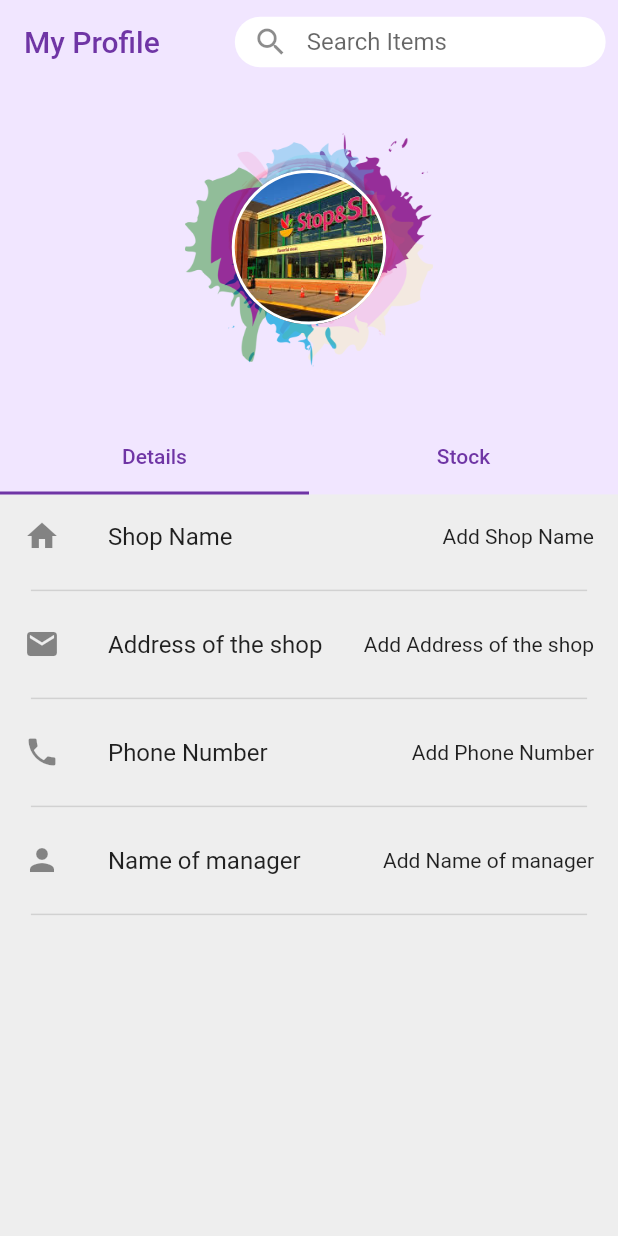
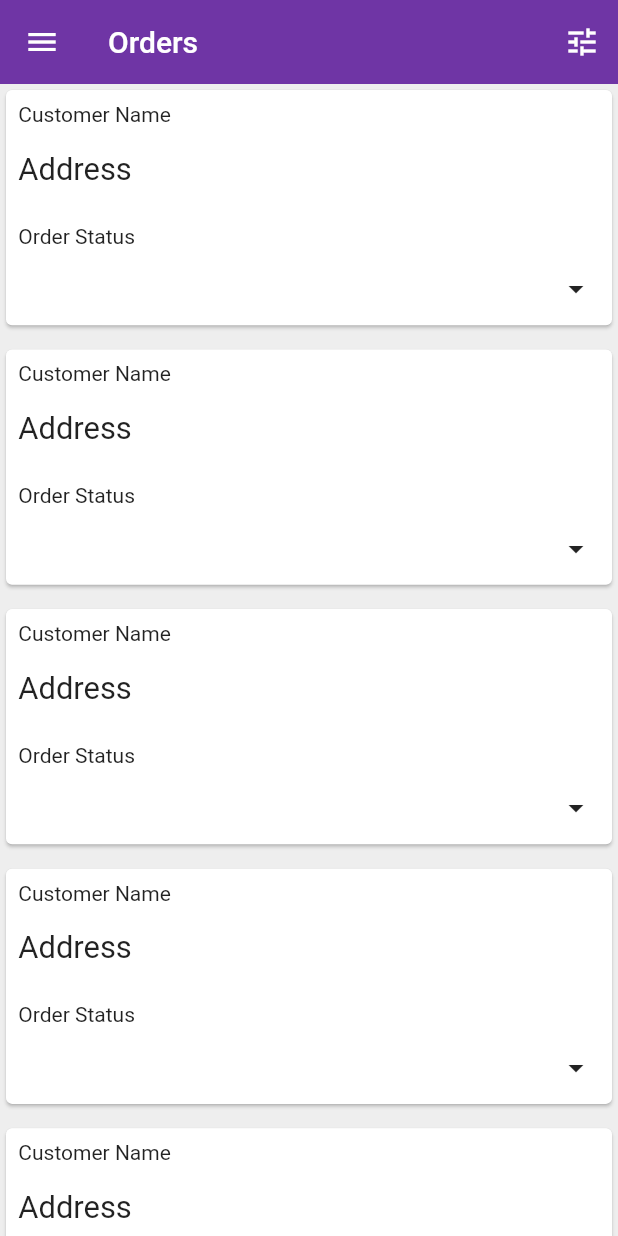
Before and after one commit to ayugupt/store, a Flutter app: the screen it shows after launch, on a phone screen of 412 x 824 dp. Run offline on Flutter 3.47's test engine with Material 2 defaults, Android fonts, the phone set to English and light mode, and no system bars; our stand-ins replace cloud_firestore, firebase_analytics, firebase_auth, flutter_svg, google_sign_in, rxdart; accounts and stored records are empty.

Commit message:
Added basic HomePage UI

```diff
--- a/lib/main.dart
+++ b/lib/main.dart
@@ -3,6 +3,7 @@ import 'package:flutter_auth/Screens/Welcome/welcome_screen.dart';
 import 'package:flutter_auth/constants.dart';
 import 'listview.dart';
 import 'package:flutter_auth/pages/profilepage.dart';
+import 'package:flutter_auth/pages/homepage.dart';
 
 void main() => runApp(MyApp());
 
@@ -17,7 +18,6 @@ class MyApp extends StatelessWidget {
           primaryColor: kPrimaryColor,
           scaffoldBackgroundColor: Colors.white,
         ),
-      home: Profile(),
-    );
+        home: HomePage());
   }
 }
--- /dev/null
+++ b/lib/pages/homepage.dart
@@ -0,0 +1,211 @@
+import 'package:flutter/material.dart';
+import 'package:flutter_auth/constants.dart';
+import 'package:flutter_auth/pages/profilepage.dart';
+
+class HomePage extends StatefulWidget {
+  HomePageState createState() => HomePageState();
+}
+
+class HomePageState extends State<HomePage> with TickerProviderStateMixin {
+  //bool showMore = false;
+  List<bool> showMore = new List<bool>();
+
+  Tween<double> tween;
+
+  int orders = 6;
+  List<AnimationController> controllers = new List<AnimationController>();
+  List<Animation> animations = new List<Animation>();
+
+  @override
+  void initState() {
+    tween = new Tween<double>(begin: 0, end: 0.1);
+
+    for (int i = 0; i < orders; i++) {
+      showMore.add(false);
+    }
+
+    for (int i = 0; i < orders; i++) {
+      controllers.add(AnimationController(
+          vsync: this, duration: Duration(milliseconds: 200)));
+    }
+
+    for (int i = 0; i < orders; i++) {
+      animations.add(tween.animate(controllers[i]));
+    }
+    for (int i = 0; i < animations.length; i++) {
+      animations[i].addListener(() {
+        setState(() {});
+      });
+    }
+
+    super.initState();
+  }
+
+  @override
+  void dispose(){
+    for(int i = 0; i < controllers.length; i++){
+      controllers[i].dispose();
+    }
+    super.dispose();
+  }
+
+  @override
+  Widget build(BuildContext context) {
+    return Scaffold(
+      body: CustomScrollView(
+        slivers: <Widget>[
+          SliverAppBar(
+            title: Text("Orders"),
+            actions: <Widget>[
+              IconButton(
+                icon: Icon(
+                  Icons.tune,
+                ),
+                onPressed: () {},
+              )
+            ],
+            floating: true,
+          ),
+          SliverList(
+            delegate: SliverChildBuilderDelegate((context, index) {
+              return orderCard(index);
+            }, childCount: orders),
+          )
+        ],
+      ),
+      backgroundColor: Colors.grey[200],
+      drawer: Drawer(
+        child: Column(
+          children: <Widget>[
+            Container(
+              height: MediaQuery.of(context).size.height * 0.35,
+              color: kPrimaryColor,
+            ),
+            ListTile(
+                leading: Icon(Icons.person),
+                title: Text("My Shop Profile"),
+                onTap: () {
+                  Navigator.push(context,
+                      MaterialPageRoute(builder: (BuildContext context) {
+                    return Profile();
+                  }));
+                })
+          ],
+        ),
+      ),
+    );
+  }
+
+  Widget orderCard(int index) {
+    return Column(children: <Widget>[
+      InkWell(
+        child: Align(
+          child: Container(
+            child: Card(
+              child: Stack(children: <Widget>[
+                Column(
+                  children: <Widget>[
+                    Padding(
+                      child: Align(
+                        child: Text("Customer Name"),
+                        alignment: Alignment.centerLeft,
+                      ),
+                      padding: EdgeInsets.only(
+                          top: MediaQuery.of(context).size.height * 0.01,
+                          left: MediaQuery.of(context).size.width * 0.02),
+                    ),
+                    Padding(
+                      child: Align(
+                        child: Text(
+                          "Address",
+                          style: TextStyle(
+                              fontSize:
+                                  MediaQuery.of(context).size.width * 0.05),
+                        ),
+                        alignment: Alignment.centerLeft,
+                      ),
+                      padding: EdgeInsets.only(
+                          top: MediaQuery.of(context).size.height * 0.02,
+                          left: MediaQuery.of(context).size.width * 0.02),
+                    ),
+                    Padding(
+                      child: Align(
+                          child: Text(
+                            "Order Status",
+                          ),
+                          alignment: Alignment.centerLeft),
+                      padding: EdgeInsets.only(
+                          top: MediaQuery.of(context).size.height * 0.03,
+                          left: MediaQuery.of(context).size.width * 0.02),
+                    ),
+                  ],
+                ),
+                Align(
+                  child: IconButton(
+                    icon: Icon(!showMore[index]
+                        ? Icons.arrow_drop_down
+                        : Icons.arrow_drop_up),
+                    onPressed: () {
+                      setState(() {
+                        showMore[index] = !showMore[index];
+                        if (showMore[index] == true) {
+                          controllers[index].forward();
+                        } else {
+                          controllers[index].reverse();
+                        }
+                      });
+                    },
+                  ),
+                  alignment: Alignment.bottomRight,
+                )
+              ]),
+            ),
+            width: MediaQuery.of(context).size.width,
+            height: MediaQuery.of(context).size.height * 0.2,
+          ),
+        ),
+      ),
+      showMore[index] || animations[index].value != 0
+          ? Align(
+              child: Container(
+                color: Colors.grey[100],
+                width: MediaQuery.of(context).size.width,
+                height: MediaQuery.of(context).size.height *
+                    animations[index].value,
+                child: showMore[index] && controllers[index].isCompleted
+                    ? Column(children: <Widget>[
+                        Padding(
+                          child: Align(
+                            child: Text("Total Items"),
+                            alignment: Alignment.centerLeft,
+                          ),
+                          padding: EdgeInsets.only(
+                              top: MediaQuery.of(context).size.height * 0.01,
+                              left: MediaQuery.of(context).size.width * 0.02),
+                        ),
+                        Padding(
+                          child: Align(
+                            child: Text("Total Price"),
+                            alignment: Alignment.centerLeft,
+                          ),
+                          padding: EdgeInsets.only(
+                              top: MediaQuery.of(context).size.height * 0.01,
+                              left: MediaQuery.of(context).size.width * 0.02),
+                        )
+                      ])
+                    : SizedBox(
+                        height: 0,
+                        width: 0,
+                      ),
+              ),
+            )
+          : SizedBox(
+              height: 0,
+              width: 0,
+            ),
+      SizedBox(
+        height: MediaQuery.of(context).size.height * 0.01,
+      )
+    ]);
+  }
+}
--- a/lib/pages/profilepage.dart
+++ b/lib/pages/profilepage.dart
@@ -93,6 +93,17 @@ class _ProfileState extends State<Profile> with SingleTickerProviderStateMixin {
   }
 
   @override
+  void dispose() {
+    searchController.dispose();
+    searchFocus.dispose();
+    itemName.dispose();
+    itemQuantity.dispose();
+    itemExpiry.dispose();
+    itemPrice.dispose();
+    super.dispose();
+  }
+
+  @override
   Widget build(BuildContext context) {
     return Scaffold(
       body: NestedScrollView(
@@ -149,7 +160,9 @@ class _ProfileState extends State<Profile> with SingleTickerProviderStateMixin {
                 ),
                 title: Text(
                   "My Profile",
-                  style: TextStyle(color: kPrimaryColor),
+                  style: TextStyle(
+                      color: kPrimaryColor,
+                      fontSize: MediaQuery.of(context).size.width * 0.036),
                 ),
               ),
             ];
```
Lines whose indentation alone changed are shown as unchanged.
